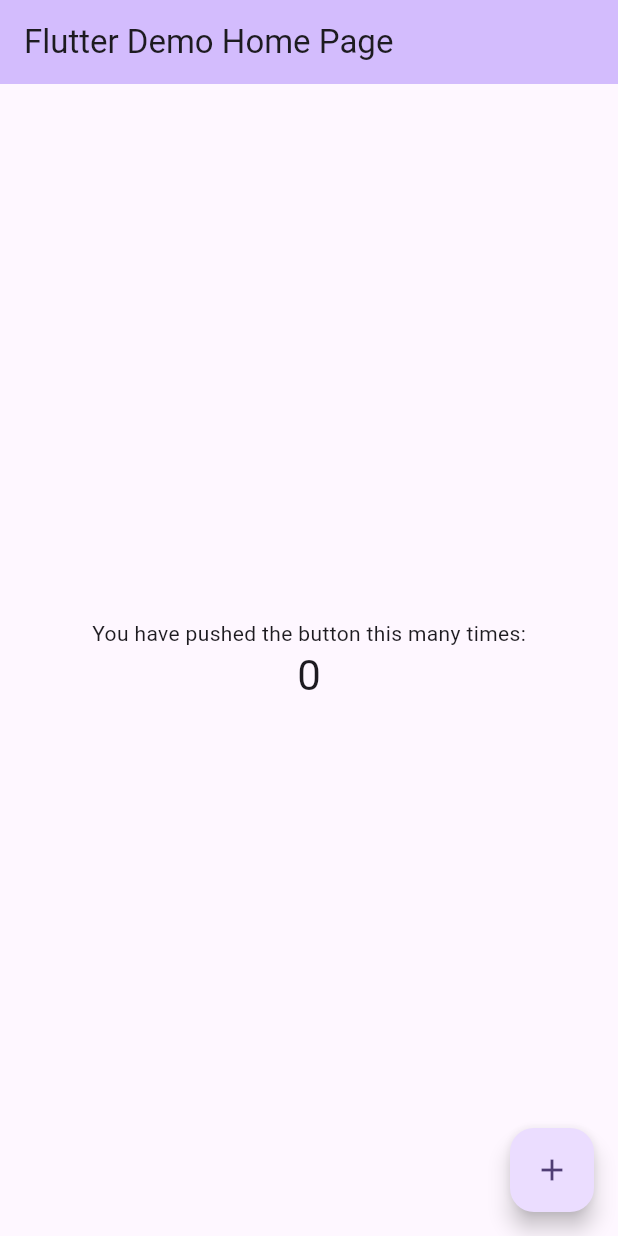
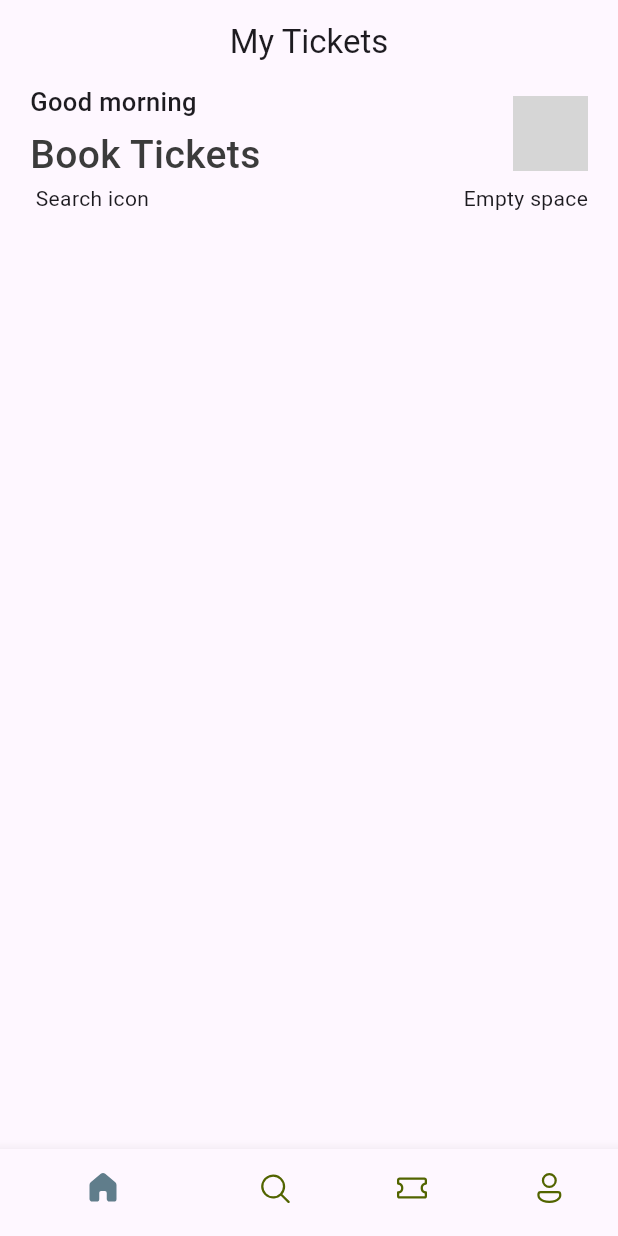
Before and after one commit to ImanAiman04/ticket_app, a Flutter app: the screen it shows after launch, on a phone screen of 412 x 824 dp. Run offline on Flutter 3.47's test engine with Material 3 defaults, Android fonts, the phone set to English and light mode, and no system bars; our stand-ins replace fluentui_icons; grey boxes are pictures that could not be loaded.

Commit message:
new file:   lib/base/app_styles.dart 	new file:   lib/base/bottom_navbar.dart 	modified:   lib/main.dart 	new file:   lib/screens/home_screen.dart

```diff
--- /dev/null
+++ b/lib/base/app_styles.dart
@@ -0,0 +1,18 @@
+import 'package:flutter/material.dart';
+
+Color primary = const Color(0xFF687daf);
+
+class AppStyles {
+  static Color primaryColor = primary;
+  static Color textColor = const Color(0xFF3b3b3b);
+
+  static TextStyle headLineStyle1 = TextStyle(
+    fontSize: 26,
+    fontWeight: FontWeight.w500,
+    color: AppStyles.textColor,
+  );
+  static TextStyle headLineStyle3 = const TextStyle(
+    fontSize: 17,
+    fontWeight: FontWeight.w500,
+  );
+}
--- /dev/null
+++ b/lib/base/bottom_navbar.dart
@@ -0,0 +1,70 @@
+import 'package:fluentui_icons/fluentui_icons.dart';
+import 'package:flutter/material.dart';
+import 'package:ticket_app/screens/home_screen.dart';
+
+class BottomNavbar extends StatefulWidget {
+  const BottomNavbar({super.key});
+
+  @override
+  State<BottomNavbar> createState() => _BottomNavbarState();
+}
+
+class _BottomNavbarState extends State<BottomNavbar> {
+  //list is iterated using index
+  final appScreens = [
+    const HomeScreen(),
+    const Center(child: Text("Search")),
+    const Center(child: Text("Tickets")),
+    const Center(child: Text("Profile")),
+  ];
+
+  //change our index for BottomNavBar
+  int _selectedIndex = 0;
+
+  void _onItemTapped(int index) {
+    setState(() {
+      _selectedIndex = index;
+    });
+  }
+
+  @override
+  Widget build(BuildContext context) {
+    return Scaffold(
+      appBar: AppBar(title: Center(child: const Text("My Tickets"))),
+      body: Center(child: appScreens[_selectedIndex]),
+      bottomNavigationBar: BottomNavigationBar(
+        currentIndex: _selectedIndex, //changes index of navigation bar index
+        onTap: _onItemTapped, //calls function to change index variable
+        selectedItemColor: Colors.blueGrey,
+        unselectedItemColor: const Color(0xFF526400),
+        showSelectedLabels: false,
+        items: const [
+          BottomNavigationBarItem(
+            icon: Icon(FluentSystemIcons.ic_fluent_home_regular),
+
+            activeIcon: Icon(FluentSystemIcons.ic_fluent_home_filled),
+            label: "Home",
+          ),
+          BottomNavigationBarItem(
+            icon: Icon(FluentSystemIcons.ic_fluent_search_regular),
+
+            activeIcon: Icon(FluentSystemIcons.ic_fluent_search_filled),
+            label: "Search",
+          ),
+          BottomNavigationBarItem(
+            icon: Icon(FluentSystemIcons.ic_fluent_ticket_regular),
+
+            activeIcon: Icon(FluentSystemIcons.ic_fluent_ticket_filled),
+            label: "Tickets",
+          ),
+          BottomNavigationBarItem(
+            icon: Icon(FluentSystemIcons.ic_fluent_person_regular),
+
+            activeIcon: Icon(FluentSystemIcons.ic_fluent_person_filled),
+            label: "Profile",
+          ),
+        ],
+      ),
+    );
+  }
+}
--- a/lib/main.dart
+++ b/lib/main.dart
@@ -1,4 +1,5 @@
 import 'package:flutter/material.dart';
+import 'package:ticket_app/base/bottom_navbar.dart';
 
 void main() {
   runApp(const MyApp());
@@ -7,45 +8,22 @@ void main() {
 class MyApp extends StatelessWidget {
   const MyApp({super.key});
 
-  // This widget is the root of your application.
   @override
   Widget build(BuildContext context) {
     return MaterialApp(
       title: 'Flutter Demo',
       theme: ThemeData(
-        // This is the theme of your application.
-        //
-        // TRY THIS: Try running your application with "flutter run". You'll see
-        // the application has a purple toolbar. Then, without quitting the app,
-        // try changing the seedColor in the colorScheme below to Colors.green
-        // and then invoke "hot reload" (save your changes or press the "hot
-        // reload" button in a Flutter-supported IDE, or press "r" if you used
-        // the command line to start the app).
-        //
-        // Notice that the counter didn't reset back to zero; the application
-        // state is not lost during the reload. To reset the state, use hot
-        // restart instead.
-        //
-        // This works for code too, not just values: Most code changes can be
-        // tested with just a hot reload.
         colorScheme: ColorScheme.fromSeed(seedColor: Colors.deepPurple),
       ),
-      home: const MyHomePage(title: 'Flutter Demo Home Page'),
+
+      // home: const MyHomePage(title: 'Flutter Demo Home Page'),
+      home: BottomNavbar(),
     );
   }
 }
 
 class MyHomePage extends StatefulWidget {
   const MyHomePage({super.key, required this.title});
-
-  // This widget is the home page of your application. It is stateful, meaning
-  // that it has a State object (defined below) that contains fields that affect
-  // how it looks.
-
-  // This class is the configuration for the state. It holds the values (in this
-  // case the title) provided by the parent (in this case the App widget) and
-  // used by the build method of the State. Fields in a Widget subclass are
-  // always marked "final".
 
   final String title;
 
@@ -58,50 +36,26 @@ class _MyHomePageState extends State<MyHomePage> {
 
   void _incrementCounter() {
     setState(() {
-      // This call to setState tells the Flutter framework that something has
-      // changed in this State, which causes it to rerun the build method below
-      // so that the display can reflect the updated values. If we changed
-      // _counter without calling setState(), then the build method would not be
-      // called again, and so nothing would appear to happen.
       _counter++;
+    });
+  }
+
+  void _decrementCounter() {
+    setState(() {
+      _counter--;
     });
   }
 
   @override
   Widget build(BuildContext context) {
-    // This method is rerun every time setState is called, for instance as done
-    // by the _incrementCounter method above.
-    //
-    // The Flutter framework has been optimized to make rerunning build methods
-    // fast, so that you can just rebuild anything that needs updating rather
-    // than having to individually change instances of widgets.
     return Scaffold(
       appBar: AppBar(
-        // TRY THIS: Try changing the color here to a specific color (to
-        // Colors.amber, perhaps?) and trigger a hot reload to see the AppBar
-        // change color while the other colors stay the same.
         backgroundColor: Theme.of(context).colorScheme.inversePrimary,
-        // Here we take the value from the MyHomePage object that was created by
-        // the App.build method, and use it to set our appbar title.
+
         title: Text(widget.title),
       ),
       body: Center(
-        // Center is a layout widget. It takes a single child and positions it
-        // in the middle of the parent.
         child: Column(
-          // Column is also a layout widget. It takes a list of children and
-          // arranges them vertically. By default, it sizes itself to fit its
-          // children horizontally, and tries to be as tall as its parent.
-          //
-          // Column has various properties to control how it sizes itself and
-          // how it positions its children. Here we use mainAxisAlignment to
-          // center the children vertically; the main axis here is the vertical
-          // axis because Columns are vertical (the cross axis would be
-          // horizontal).
-          //
-          // TRY THIS: Invoke "debug painting" (choose the "Toggle Debug Paint"
-          // action in the IDE, or press "p" in the console), to see the
-          // wireframe for each widget.
           mainAxisAlignment: MainAxisAlignment.center,
           children: <Widget>[
             const Text('You have pushed the button this many times:'),
@@ -112,11 +66,21 @@ class _MyHomePageState extends State<MyHomePage> {
           ],
         ),
       ),
-      floatingActionButton: FloatingActionButton(
-        onPressed: _incrementCounter,
-        tooltip: 'Increment',
-        child: const Icon(Icons.add),
-      ), // This trailing comma makes auto-formatting nicer for build methods.
+      floatingActionButton: Row(
+        mainAxisAlignment: MainAxisAlignment.spaceAround,
+        children: [
+          FloatingActionButton(
+            onPressed: _decrementCounter,
+            tooltip: 'Decrement',
+            child: const Icon(Icons.remove),
+          ),
+          FloatingActionButton(
+            onPressed: _incrementCounter,
+            tooltip: 'Increment',
+            child: const Icon(Icons.add),
+          ),
+        ],
+      ),
     );
   }
 }
--- /dev/null
+++ b/lib/screens/home_screen.dart
@@ -0,0 +1,64 @@
+import 'package:flutter/material.dart';
+import 'package:ticket_app/base/app_styles.dart';
+
+class HomeScreen extends StatelessWidget {
+  const HomeScreen({super.key});
+
+  @override
+  Widget build(BuildContext context) {
+    return Scaffold(
+      //Home Screen Listview
+      body: ListView(
+        children: [
+          // Container around 3TC
+          Container(
+            padding: const EdgeInsets.symmetric(horizontal: 20),
+
+            // 1/3rd Top Column (TC)
+            child: Column(
+              children: [
+                //TC-Row 1
+                Row(
+                  mainAxisAlignment:
+                      MainAxisAlignment
+                          .spaceBetween, //Horizonral Alignment in Row Widget
+                  children: [
+                    //Row 1 - Left Partition
+                    Column(
+                      crossAxisAlignment: CrossAxisAlignment.start,
+                      children: [
+                        Text("Good morning", style: AppStyles.headLineStyle3),
+                        SizedBox(height: 5),
+                        Text("Book Tickets", style: AppStyles.headLineStyle1),
+                      ],
+                    ),
+
+                    //Row 1 - Right Partition
+                    Container(
+                      width: 50,
+                      height: 50,
+                      decoration: BoxDecoration(
+                        borderRadius: BorderRadius.circular(10),
+                        image: DecorationImage(
+                          image: AssetImage("assets/images/logo.png"),
+                        ),
+                      ),
+                    ),
+                  ],
+                ),
+
+                //TC-Row 2
+                Row(
+                  mainAxisAlignment: MainAxisAlignment.spaceBetween,
+                  children: [Text(" Search icon "), Text(" Empty space")],
+                ),
+              ],
+            ),
+          ),
+
+          //ADD MORE LISTVIEW CHILDREN
+        ],
+      ),
+    );
+  }
+}
--- a/pubspec.yaml
+++ b/pubspec.yaml
@@ -34,6 +34,7 @@ dependencies:
   # The following adds the Cupertino Icons font to your application.
   # Use with the CupertinoIcons class for iOS style icons.
   cupertino_icons: ^1.0.8
+  fluentui_icons: ^1.0.0
 
 dev_dependencies:
   flutter_test:
```
Also changed, not shown: pubspec.lock.
